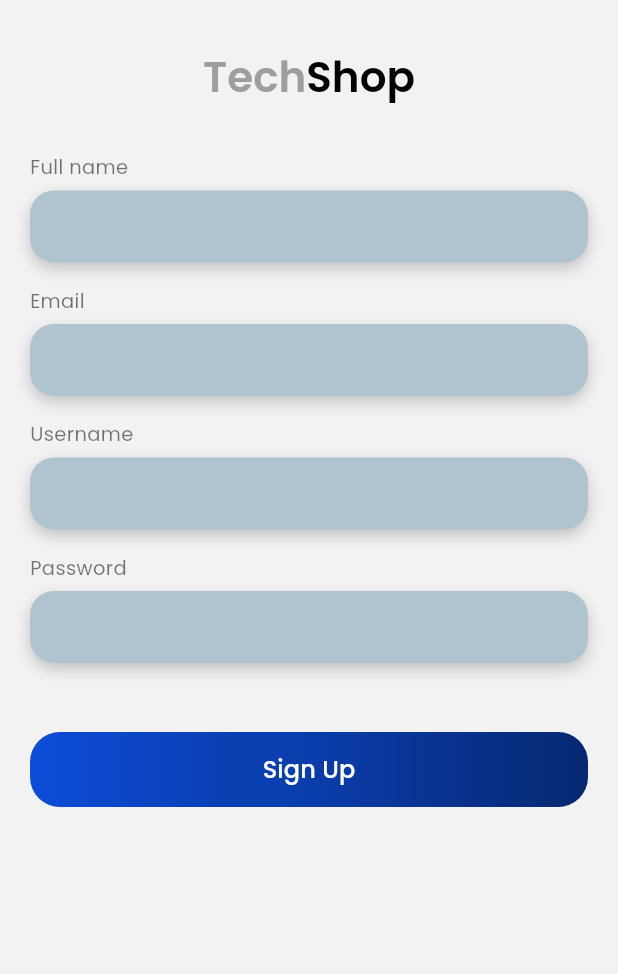
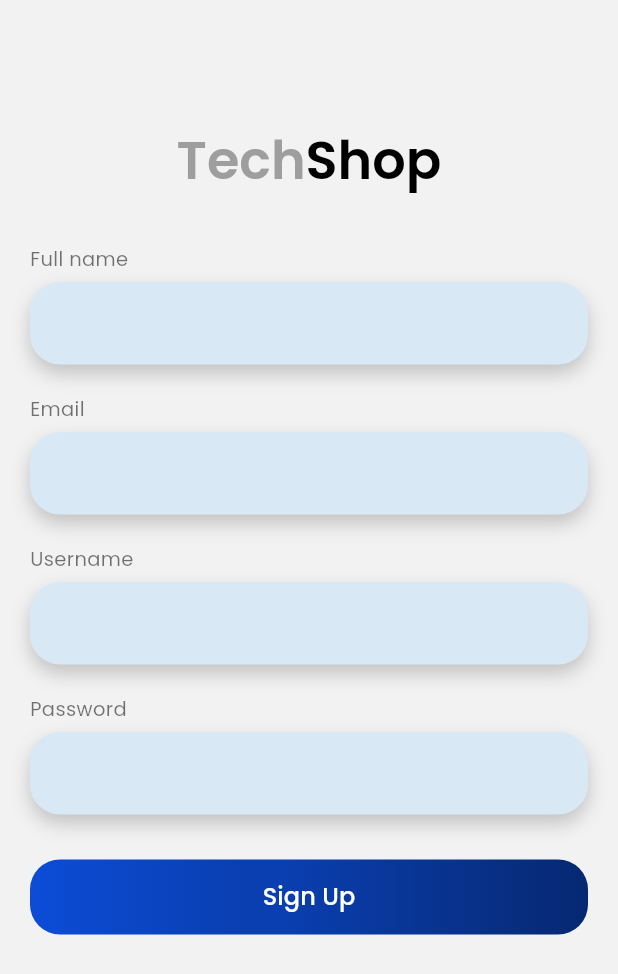
Before and after one commit to Syailendra08/flutter-slicing, a Flutter app: the SignupPage screen opened directly, on a phone screen of 412 x 824 dp. Shown: the top 974 px of the screen. Run offline on Flutter 3.47's test engine with Material 3 defaults, Android fonts, the phone set to English and light mode, and no system bars; our stand-ins replace google_fonts.

Commit message:
Add Signup Page

```diff
--- a/lib/views/signup_page.dart
+++ b/lib/views/signup_page.dart
@@ -1,6 +1,7 @@
 import 'package:flutter/material.dart';
 import 'package:google_fonts/google_fonts.dart';
 import 'package:tech_shop/widgets/button.dart';
+import 'package:tech_shop/widgets/form.dart';
 class SignupPage extends StatelessWidget {
   const SignupPage({super.key});
 
@@ -14,9 +15,9 @@
           child: Column(
             crossAxisAlignment: CrossAxisAlignment.start,
             children: [
-               SizedBox(height: 30),
+               SizedBox(height: 80),
 
-              // Title
+
               Center(
                 child: RichText(
                   text: TextSpan(
@@ -24,7 +25,7 @@
                       TextSpan(
                         text: "Tech",
                         style: GoogleFonts.poppins(
-                          fontSize: 28,
+                          fontSize: 35,
                           fontWeight: FontWeight.w600,
                           color: Colors.grey,
                         ),
@@ -32,7 +33,7 @@
                       TextSpan(
                         text: "Shop",
                         style: GoogleFonts.poppins(
-                          fontSize: 28,
+                          fontSize: 35,
                           fontWeight: FontWeight.w600,
                           color: Colors.black,
                         ),
@@ -42,24 +43,26 @@
                 ),
               ),
 
-               SizedBox(height: 30),
+                 SizedBox(height: 30),
 
-              // Form Fields
+
               buildLabel("Full name"),
-              buildInput(),
+              FormTextarea(),
 
               buildLabel("Email"),
-              buildInput(),
+              FormTextarea(),
 
               buildLabel("Username"),
-              buildInput(),
+              FormTextarea(),
 
               buildLabel("Password"),
-              buildInput(isPassword: true),
+              FormTextarea(
+                isPassword: true,
+              ),
 
-               SizedBox(height: 30),
+              SizedBox(height: 10),
 
-              // Button (pakai CustomButton kamu)
+
               CustomButton(
                 textButton: "Sign Up",
                 onPressed: () {
@@ -73,10 +76,10 @@
     );
   }
 
-  // Label Text
+
   Widget buildLabel(String text) {
     return Padding(
-      padding:  EdgeInsets.only(bottom: 6),
+      padding: EdgeInsets.only(bottom: 6),
       child: Text(
         text,
         style: GoogleFonts.poppins(
@@ -86,30 +89,4 @@
       ),
     );
   }
-
-  // Input Field (modif dari FormTextarea kamu)
-  Widget buildInput({bool isPassword = false}) {
-    return Container(
-      width: double.infinity,
-      margin:  EdgeInsets.only(bottom: 16),
-      padding:  EdgeInsets.symmetric(horizontal: 16),
-      decoration: BoxDecoration(
-        color:  Color(0xFFB0C4CF),
-        borderRadius: BorderRadius.circular(16),
-        boxShadow: [
-          BoxShadow(
-            color: Colors.black.withValues(alpha: 0.2),
-            blurRadius: 8,
-            offset:  Offset(0, 4),
-          ),
-        ],
-      ),
-      child: TextField(
-        obscureText: isPassword,
-        decoration:  InputDecoration(
-          border: InputBorder.none,
-        ),
-      ),
-    );
-  }
 }
--- a/lib/widgets/form.dart
+++ b/lib/widgets/form.dart
@@ -1,29 +1,40 @@
 import 'package:flutter/material.dart';
 
 class FormTextarea extends StatelessWidget {
-  const FormTextarea({super.key});
+  final bool isPassword;
+  final String hintText;
+  final double height;
+
+  const FormTextarea({
+    super.key,
+    this.isPassword = false,
+    this.hintText = "",
+    this.height = 55,
+  });
 
   @override
   Widget build(BuildContext context) {
-    return Center(
-      child: Container(
+    return Container(
+      height: height,
       width: double.infinity,
-        margin:  EdgeInsets.symmetric(horizontal: 16, vertical: 20),
-        padding:  EdgeInsets.all(20),
+      margin: EdgeInsets.only(bottom: 20),
+      padding: EdgeInsets.symmetric(horizontal: 16),
       decoration: BoxDecoration(
-          color:  Color(0xFFB0C4CF),
+        color: Color(0xffD8E9F5),
         borderRadius: BorderRadius.circular(20),
         boxShadow: [
           BoxShadow(
             color: Colors.black.withValues(alpha: 0.2),
             blurRadius: 10,
-              offset:  Offset(0, 6),
+            offset: Offset(0, 6),
           ),
         ],
       ),
-        child:  Text(
-          "Isi konten di sini",
-          style: TextStyle(color: Colors.white),
+      child: TextField(
+        obscureText: isPassword,
+        decoration: InputDecoration(
+          border: InputBorder.none,
+          hintText: hintText,
         ),
       ),
     );
```
Lines whose indentation alone changed are shown as unchanged.
